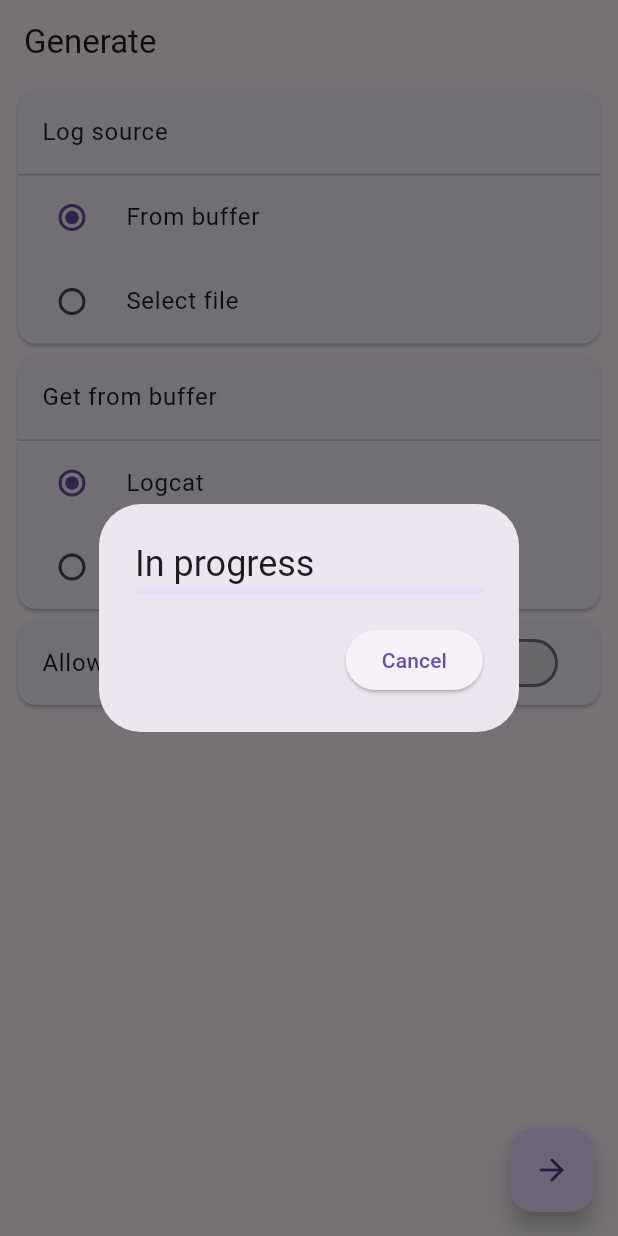
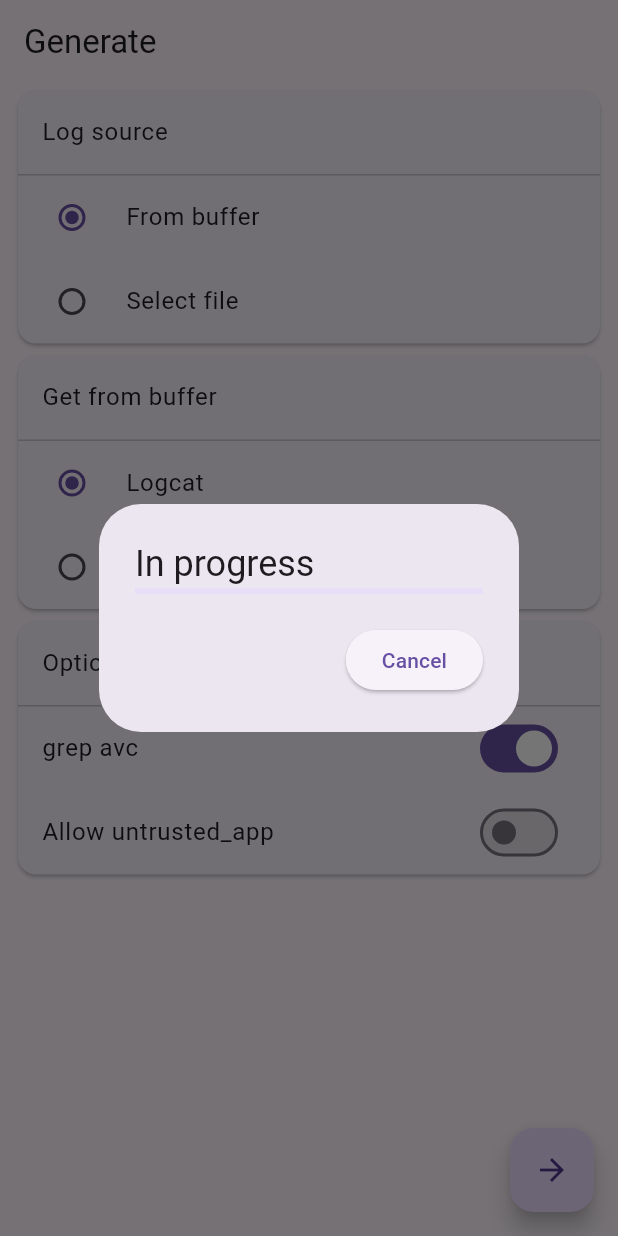
Before and after one commit to StaticReflection/Folicy, a Flutter app: the Generate screen opened directly, after a tap on the "arrow forward" icon, on a phone screen of 412 x 824 dp. Run offline on Flutter 3.47's test engine with Material 3 defaults, Android fonts, the phone set to English and light mode, and no system bars; our stand-ins replace file_picker, get; missing offline and left inert: root; generated files the repository leaves out were written again; statements that could not run were skipped.

Commit message:
生成规则添加grep avc选项

```diff
--- a/lib/controllers/generate/generate_page_controller.dart
+++ b/lib/controllers/generate/generate_page_controller.dart
@@ -14,8 +14,10 @@ class GeneratePageController extends GetxController {
   Rx<String?> fileName = Rx(null); // 文件名
   // 选项
   RxBool allowUntrustedApp = false.obs; // 允许untrusted_app
+  RxBool grepAvc = true.obs; // 在生成规则前执行 "grep avc"
 
   RxDouble generateProgress = 0.0.obs; // 生成规则进度
+  bool cancel = false;
 
   Future<void> generate() async {
     generateProgress.value = 0.0;
@@ -31,18 +33,30 @@ class GeneratePageController extends GetxController {
       file = File(filePath.value!);
     }
 
+    if (grepAvc.value) {
+      file = await LogUtil.grepAvc(file!);
+    }
+
+    ReceivePort isDoneReceivePort = ReceivePort();
     ReceivePort progressReceivePort = ReceivePort();
-    ReceivePort isDoneReceivePort = ReceivePort();
     Isolate isolate = await Isolate.spawn(
       GenerateUtil.generate,
       GenerateParams(
-        logSource.value == 0 ? file!.path : filePath.value!,
+        file!.path,
         allowUntrustedApp.value,
         isDoneReceivePort.sendPort,
         progressReceivePort.sendPort,
       ),
     );
-    progressReceivePort.listen((progress) => generateProgress.value = progress);
+    progressReceivePort.listen((progress) {
+      generateProgress.value = progress;
+      if (cancel) {
+        cancel = false;
+        isolate.kill();
+        progressReceivePort.close();
+        isDoneReceivePort.close();
+      }
+    });
     isDoneReceivePort.listen((avc) async {
       await GenerateUtil.saveAvc(avc);
       isolate.kill();
--- a/lib/l10n/app_en.arb
+++ b/lib/l10n/app_en.arb
@@ -16,6 +16,7 @@
   "logSource": "Log source",
   "needRoot": "Need Root",
   "notSelected": "Not select",
+  "options": "Options",
   "powerOff": "Power off",
   "prompt": "Prompt",
   "reboot": "Reboot",
--- a/lib/l10n/app_zh.arb
+++ b/lib/l10n/app_zh.arb
@@ -16,6 +16,7 @@
   "logSource": "日志来源",
   "needRoot": "需要Root",
   "notSelected": "未选择",
+  "options": "选项",
   "powerOff": "关机",
   "prompt": "提示",
   "reboot": "重启",
--- a/lib/utils/log_util.dart
+++ b/lib/utils/log_util.dart
@@ -22,4 +22,15 @@ class LogUtil {
 
     return file;
   }
+
+  static Future<File> grepAvc(File file) async {
+    try {
+      final result =
+          File('${(await getTemporaryDirectory()).path}/grepAvc.log');
+      await Root.exec(cmd: 'grep avc ${file.path} > ${result.path}');
+      return result;
+    } catch (e) {
+      return file;
+    }
+  }
 }
--- a/lib/views/home/pages/generate/options.dart
+++ b/lib/views/home/pages/generate/options.dart
@@ -12,14 +12,18 @@ class Options extends StatelessWidget {
   @override
   Widget build(BuildContext context) {
     return Card(
-      child: Obx(
-        () => SwitchListTile(
+        child: Column(children: [
+      ListTile(title: Text(AppLocalizations.of(context)!.options)),
+      const Divider(height: 1),
+      Obx(() => SwitchListTile(
+          value: generatePageController.grepAvc.value,
+          onChanged: (value) => generatePageController.grepAvc.value = value,
+          title: const Text('grep avc'))),
+      Obx(() => SwitchListTile(
           value: generatePageController.allowUntrustedApp.value,
           onChanged: (value) =>
               generatePageController.allowUntrustedApp.value = value,
-          title: Text(AppLocalizations.of(context)!.allowUntrustedApp),
-        ),
-      ),
-    );
+          title: Text(AppLocalizations.of(context)!.allowUntrustedApp))),
+    ]));
   }
 }
```
Also changed, not shown: lib/views/home/pages/generate/generating_dialog.dart (+6 -1 lines).
